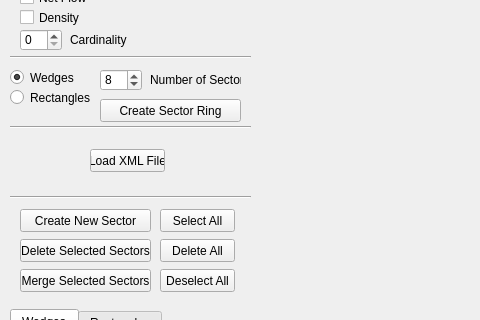
Above: AgentRadar/agentradar.ui from imyself/AgentRadar before the change; both pictures show x 0 to 480 and y 128 to 448 of the 674 by 819 pixel window. Below: the same form after it.
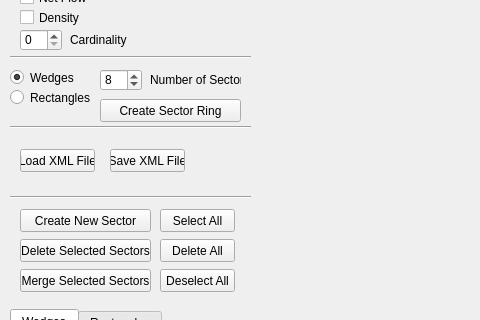
That is the form after the change. Custom widgets are drawn as their Qt base class.

The edit to the form file:
```diff
--- a/AgentRadar/agentradar.ui
+++ b/AgentRadar/agentradar.ui
@@ -1096,7 +1096,7 @@
    <widget class="QPushButton" name="pushButton_16">
     <property name="geometry">
      <rect>
-      <x>90</x>
+      <x>20</x>
       <y>260</y>
       <width>75</width>
       <height>23</height>
@@ -1106,6 +1106,19 @@
      <string>Load XML File</string>
     </property>
    </widget>
+   <widget class="QPushButton" name="savexmlfile">
+    <property name="geometry">
+     <rect>
+      <x>110</x>
+      <y>260</y>
+      <width>75</width>
+      <height>23</height>
+     </rect>
+    </property>
+    <property name="text">
+     <string>Save XML File</string>
+    </property>
+   </widget>
   </widget>
   <widget class="QMenuBar" name="menuBar">
    <property name="geometry">
```
Left out of the diff: 19 changed lines with no effect on the pictures.
